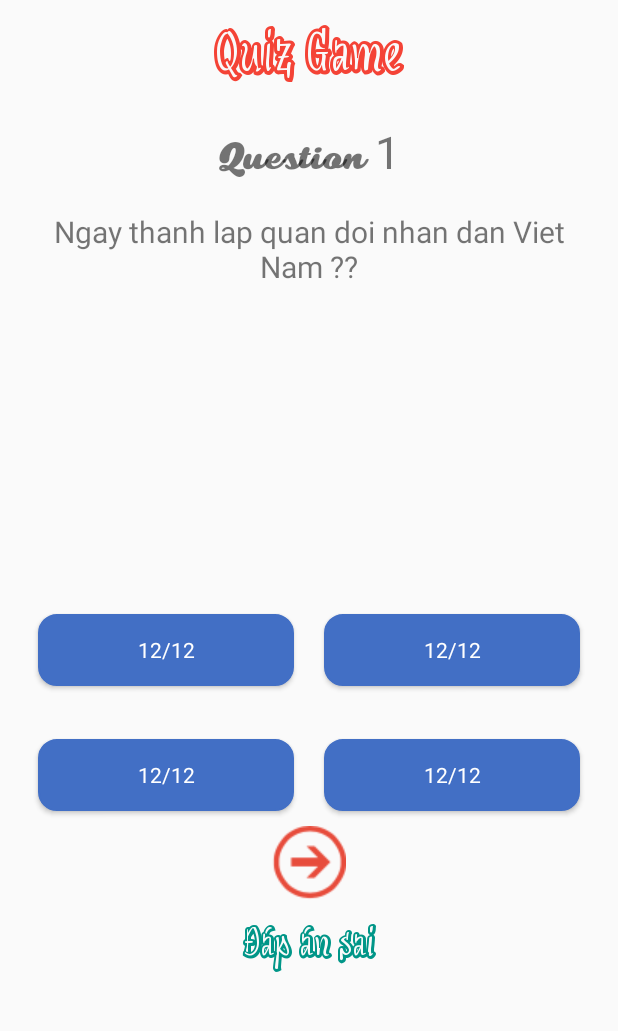
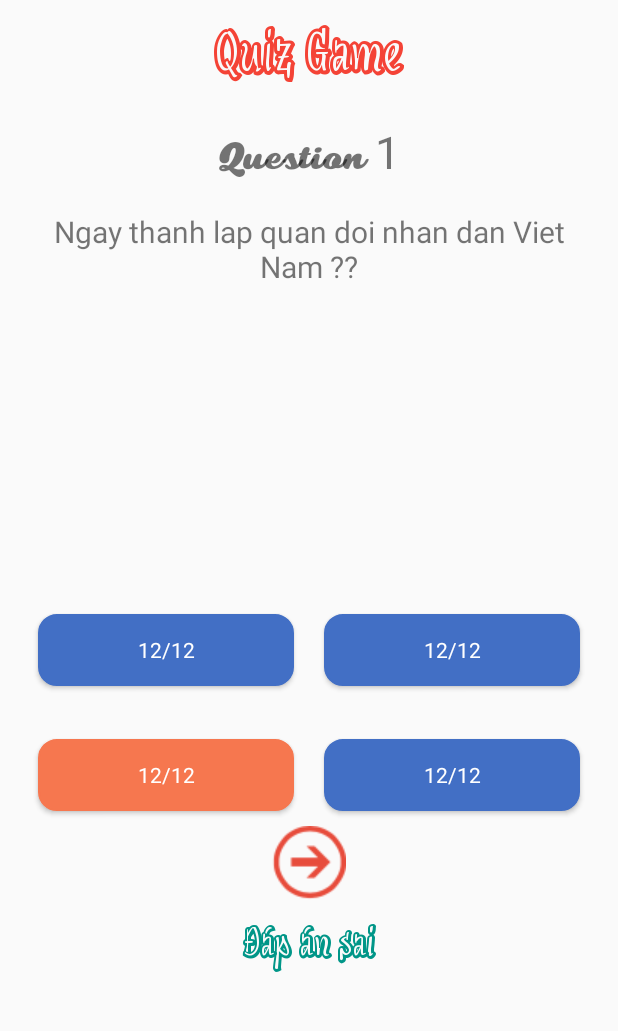
Before and after one commit to uethackathon/uethackathon2015_team07server, an Android app: the fragment QuizFragment placed in its activity, after a tap on "12/12", on a phone screen of 412 x 824 dp, the part 84-1115 px from its top. Run offline under Robolectric (Android 15) with nearby library versions, the phone set to English and light mode, and no system bars; libraries missing offline, so code that uses them is left out: com.loopj.android, cz.msebera.android; 8 statements that could not run were skipped.

Commit message:
add quiz logic

```diff
--- a/app/src/main/java/com/uet/quantity/uethackathon2015_team7/receiver/AlarmManagerBroadcastReceiver.java
+++ b/app/src/main/java/com/uet/quantity/uethackathon2015_team7/receiver/AlarmManagerBroadcastReceiver.java
@@ -28,7 +28,7 @@ public class AlarmManagerBroadcastReceiver extends BroadcastReceiver {
         db = new DatabaseHandler(context);
 
         try {
-            item  = db.getHistory("14/01");
+            item  = db.getHistory("22/11");
             Intent intent1 = new Intent(context, MainActivity.class);
 
             PendingIntent pIntent = PendingIntent.getActivity(context, (int) System.currentTimeMillis(), intent1, 0);
--- /dev/null
+++ b/app/src/main/res/drawable/rounded_button1.xml
@@ -0,0 +1,26 @@
+<?xml version="1.0" encoding="utf-8"?>
+<selector xmlns:android="http://schemas.android.com/apk/res/android" >
+
+    <item android:state_pressed="true" >
+        <shape android:shape="rectangle"  >
+            <corners android:radius="12dip" />
+            <stroke android:width="1dip" android:color="#f6774f" />
+            <gradient android:angle="-90" android:startColor="#f6774f"      android:endColor="#f6774f"  />
+        </shape>
+    </item>
+    <item android:state_focused="true">
+        <shape android:shape="rectangle"  >
+            <corners android:radius="12dip" />
+            <stroke android:width="1dip" android:color="#f6774f" />
+            <solid android:color="#f6774f"/>
+        </shape>
+    </item>
+    <item >
+        <shape android:shape="rectangle"  >
+            <corners android:radius="12dip" />
+            <stroke android:width="1dip" android:color="#f6774f" />
+            <gradient android:angle="-90" android:startColor="#f6774f" android:endColor="#f6774f" />
+        </shape>
+    </item>
+
+</selector>
--- a/app/src/main/res/layout/fragment_quiz.xml
+++ b/app/src/main/res/layout/fragment_quiz.xml
@@ -24,6 +24,10 @@
                 android:textSize="50dp" />
         </LinearLayout>
 
+        <LinearLayout
+            android:layout_width="match_parent"
+            android:layout_height="wrap_content"
+            android:orientation="horizontal">
             <TextView
                 android:id="@+id/num_question"
                 android:layout_width="match_parent"
@@ -32,6 +36,10 @@
                 android:padding="10dp"
                 android:text="Question 1"
                 android:textSize="30dp" />
+
+        </LinearLayout>
+
+
 
         <LinearLayout
             android:layout_width="match_parent"
--- a/app/src/main/res/values/colors.xml
+++ b/app/src/main/res/values/colors.xml
@@ -6,4 +6,6 @@
     <color name="white">#FFFFFF</color>
     <color name="black">#000000</color>
     <color name="grey">#666666</color>
+    <color name="answer_true">#f6774f</color>
+
 </resources>
```
Also changed, not shown: app/src/main/java/com/uet/quantity/uethackathon2015_team7/fragment/QuizFragment.java (+60 -27 lines). Lines whose indentation alone changed are shown as unchanged.
